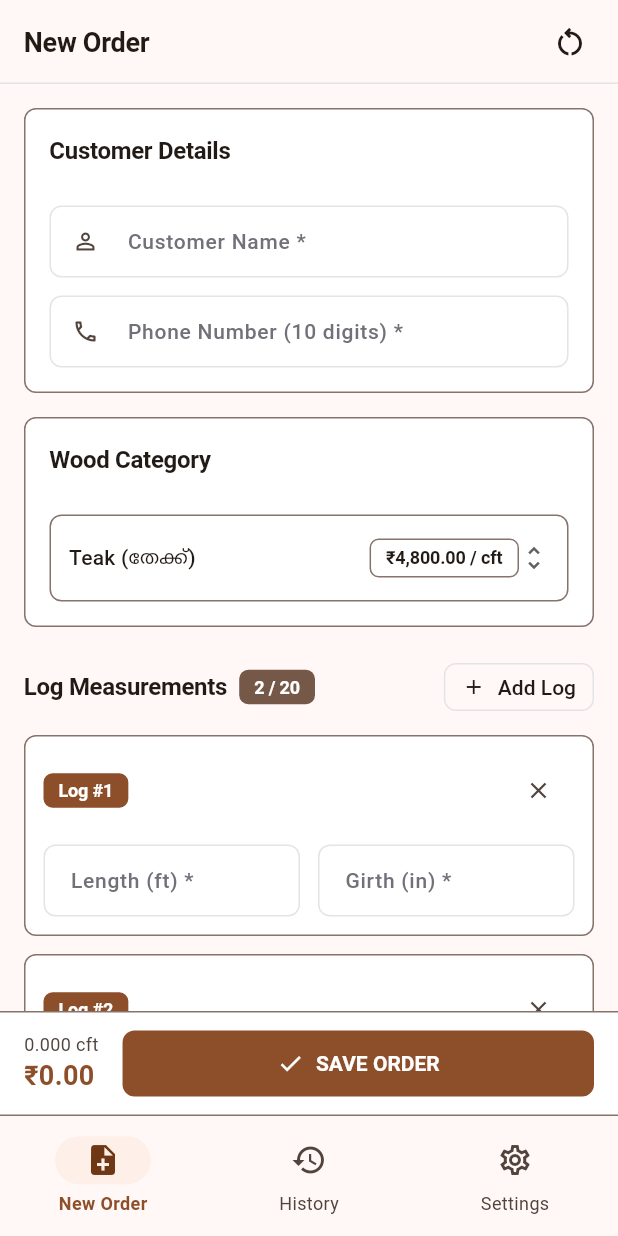
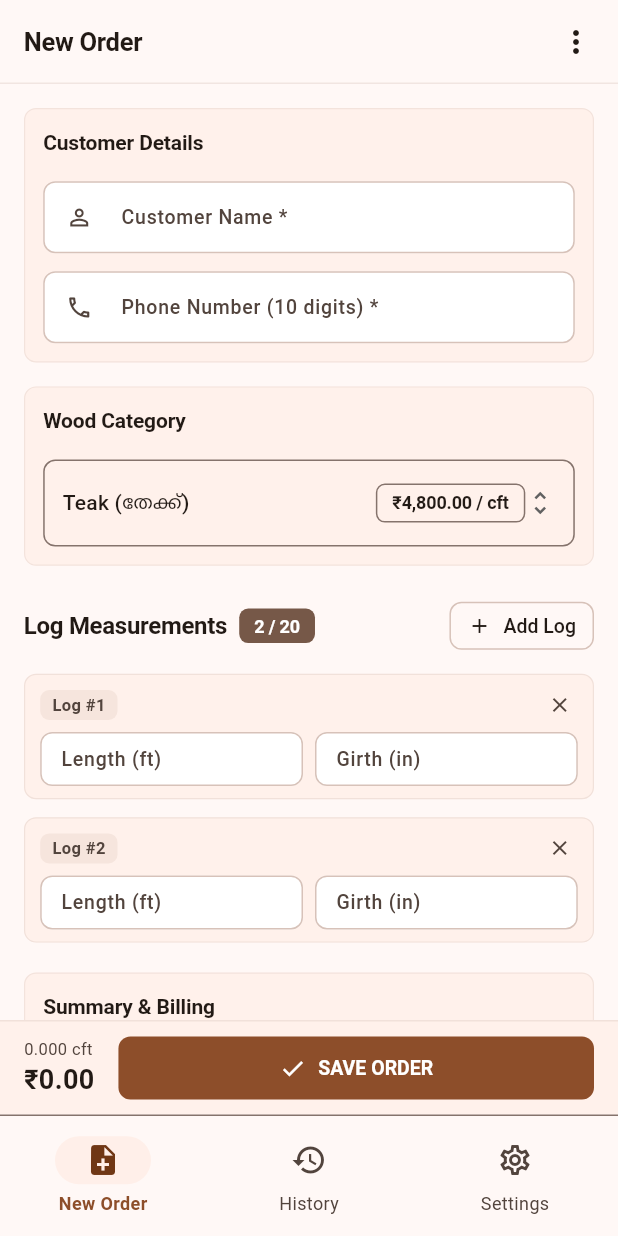
Before and after one commit to AzimAbdulla10/wooden-mill-app, a Flutter app: the screen it shows after launch, after a tap on "Add Log", on a phone screen of 412 x 824 dp. Run offline on Flutter 3.47's test engine with Material 3 defaults, Android fonts, the phone set to English and light mode, and no system bars; our stand-ins replace go_router, pdf, printing, shared_preferences, sqflite; accounts and stored records are empty.

Commit message:
refactor(ui): refine M3 visual hierarchy, compact log measurement rows, reduce nested outlines and primary accent overuse

```diff
--- a/lib/core/constants/app_constants.dart
+++ b/lib/core/constants/app_constants.dart
@@ -1,9 +1,9 @@
 class AppConstants {
   AppConstants._();
 
-  static const String appVersionName = '1.0.5';
-  static const String appBuildNumber = '6';
-  static const String appVersionDisplay = 'v1.0.5 (Build 6)';
+  static const String appVersionName = '1.0.6';
+  static const String appBuildNumber = '7';
+  static const String appVersionDisplay = 'v1.0.6 (Build 7)';
 
   // Wood Types config
   static const String teakName = 'Teak';
--- a/lib/core/theme/app_theme.dart
+++ b/lib/core/theme/app_theme.dart
@@ -7,9 +7,10 @@ class AppTheme {
 
   static ThemeData buildTheme(AppColorTheme colorTheme, {required bool isDark}) {
     final colorScheme = isDark ? colorTheme.darkScheme : colorTheme.lightScheme;
-    final cardColor = isDark ? const Color(0xFF18181B) : const Color(0xFFFFFFFF);
-    final borderColor = isDark ? const Color(0xFF27272A) : const Color(0xFFE4E4E7);
-    final mutedFg = isDark ? const Color(0xFFA1A1AA) : const Color(0xFF71717A);
+    final cardColor = colorScheme.surfaceContainerLow;
+    final borderColor = colorScheme.outlineVariant.withValues(alpha: 0.35);
+    final inputBorderColor = colorScheme.outlineVariant;
+    final mutedFg = colorScheme.onSurfaceVariant;
 
     return ThemeData(
       useMaterial3: true,
@@ -29,7 +30,7 @@ class AppTheme {
         shape: Border(bottom: BorderSide(color: borderColor, width: 1)),
         titleTextStyle: TextStyle(
           color: colorScheme.onSurface,
-          fontSize: 18,
+          fontSize: 17,
           fontWeight: FontWeight.w600,
           letterSpacing: -0.2,
         ),
@@ -40,22 +41,22 @@ class AppTheme {
         margin: EdgeInsets.zero,
         shape: RoundedRectangleBorder(
           borderRadius: BorderRadius.circular(ShadTokens.radiusMd),
-          side: BorderSide(color: borderColor, width: 1),
+          side: BorderSide(color: borderColor, width: 0.8),
         ),
       ),
       inputDecorationTheme: InputDecorationTheme(
         filled: true,
-        fillColor: cardColor,
-        contentPadding: const EdgeInsets.symmetric(horizontal: 14, vertical: 12),
-        labelStyle: TextStyle(color: mutedFg, fontSize: 14, fontWeight: FontWeight.w500),
-        hintStyle: TextStyle(color: mutedFg.withValues(alpha: 0.7), fontSize: 14),
+        fillColor: colorScheme.surfaceContainerLowest,
+        contentPadding: const EdgeInsets.symmetric(horizontal: 12, vertical: 10),
+        labelStyle: TextStyle(color: mutedFg, fontSize: 13, fontWeight: FontWeight.w500),
+        hintStyle: TextStyle(color: mutedFg.withValues(alpha: 0.6), fontSize: 13),
         border: OutlineInputBorder(
           borderRadius: BorderRadius.circular(ShadTokens.radiusMd),
-          borderSide: BorderSide(color: borderColor, width: 1),
+          borderSide: BorderSide(color: inputBorderColor, width: 1),
         ),
         enabledBorder: OutlineInputBorder(
           borderRadius: BorderRadius.circular(ShadTokens.radiusMd),
-          borderSide: BorderSide(color: borderColor, width: 1),
+          borderSide: BorderSide(color: inputBorderColor, width: 1),
         ),
         focusedBorder: OutlineInputBorder(
           borderRadius: BorderRadius.circular(ShadTokens.radiusMd),
@@ -75,7 +76,7 @@ class AppTheme {
           elevation: 0,
           backgroundColor: colorScheme.primary,
           foregroundColor: colorScheme.onPrimary,
-          padding: const EdgeInsets.symmetric(horizontal: 16, vertical: 12),
+          padding: const EdgeInsets.symmetric(horizontal: 16, vertical: 11),
           shape: RoundedRectangleBorder(
             borderRadius: BorderRadius.circular(ShadTokens.radiusMd),
           ),
@@ -87,41 +88,41 @@ class AppTheme {
           elevation: 0,
           backgroundColor: Colors.transparent,
           foregroundColor: colorScheme.onSurface,
-          side: BorderSide(color: borderColor, width: 1),
-          padding: const EdgeInsets.symmetric(horizontal: 16, vertical: 12),
+          side: BorderSide(color: inputBorderColor, width: 1),
+          padding: const EdgeInsets.symmetric(horizontal: 14, vertical: 10),
           shape: RoundedRectangleBorder(
             borderRadius: BorderRadius.circular(ShadTokens.radiusMd),
           ),
-          textStyle: const TextStyle(fontWeight: FontWeight.w500, fontSize: 14),
+          textStyle: const TextStyle(fontWeight: FontWeight.w500, fontSize: 13),
         ),
       ),
       textButtonTheme: TextButtonThemeData(
         style: TextButton.styleFrom(
           foregroundColor: colorScheme.primary,
-          padding: const EdgeInsets.symmetric(horizontal: 12, vertical: 8),
+          padding: const EdgeInsets.symmetric(horizontal: 10, vertical: 6),
           shape: RoundedRectangleBorder(
             borderRadius: BorderRadius.circular(ShadTokens.radiusSm),
           ),
-          textStyle: const TextStyle(fontWeight: FontWeight.w500, fontSize: 14),
+          textStyle: const TextStyle(fontWeight: FontWeight.w500, fontSize: 13),
         ),
       ),
       dialogTheme: DialogThemeData(
         elevation: 0,
-        backgroundColor: cardColor,
+        backgroundColor: colorScheme.surfaceContainerHigh,
         shape: RoundedRectangleBorder(
           borderRadius: BorderRadius.circular(ShadTokens.radiusLg),
-          side: BorderSide(color: borderColor, width: 1),
+          side: BorderSide(color: borderColor, width: 0.8),
         ),
       ),
       chipTheme: ChipThemeData(
         elevation: 0,
-        backgroundColor: colorScheme.surface,
+        backgroundColor: colorScheme.surfaceContainerHigh,
         selectedColor: colorScheme.primaryContainer,
         secondarySelectedColor: colorScheme.primaryContainer,
         padding: const EdgeInsets.symmetric(horizontal: 8, vertical: 4),
         labelStyle: TextStyle(fontSize: 12, color: colorScheme.onSurface),
         secondaryLabelStyle: TextStyle(fontSize: 12, color: colorScheme.onPrimaryContainer),
-        side: BorderSide(color: borderColor),
+        side: BorderSide.none,
         shape: RoundedRectangleBorder(
           borderRadius: BorderRadius.circular(ShadTokens.radiusSm),
         ),
@@ -154,7 +155,7 @@ class AppTheme {
       ),
       snackBarTheme: SnackBarThemeData(
         elevation: 0,
-        backgroundColor: isDark ? colorScheme.surfaceContainerHigh : colorScheme.onSurface,
+        backgroundColor: isDark ? colorScheme.surfaceContainerHighest : colorScheme.onSurface,
         contentTextStyle: TextStyle(color: isDark ? colorScheme.onSurface : colorScheme.surface),
         behavior: SnackBarBehavior.floating,
         shape: RoundedRectangleBorder(
--- a/lib/screens/history/history_screen.dart
+++ b/lib/screens/history/history_screen.dart
@@ -360,9 +360,9 @@ class _HistoryScreenState extends State<HistoryScreen> {
                       Text(
                         VolumeCalculator.formatCurrency(order.finalPrice),
                         style: TextStyle(
-                          fontWeight: FontWeight.bold,
+                          fontWeight: FontWeight.w600,
                           fontSize: 15,
-                          color: theme.colorScheme.primary,
+                          color: theme.colorScheme.onSurface,
                         ),
                       ),
                     ],
--- a/lib/screens/home/home_screen.dart
+++ b/lib/screens/home/home_screen.dart
@@ -128,6 +128,34 @@ class _HomeScreenState extends State<HomeScreen> {
     }
   }
 
+  void _handleClearOrderConfirmation() async {
+    final confirm = await showDialog<bool>(
+      context: context,
+      builder: (context) => AlertDialog(
+        title: const Text('Clear Order Data?'),
+        content: const Text('Are you sure you want to clear all entered customer details and log measurements?'),
+        actions: [
+          TextButton(
+            onPressed: () => Navigator.of(context).pop(false),
+            child: const Text('Cancel'),
+          ),
+          ElevatedButton(
+            onPressed: () => Navigator.of(context).pop(true),
+            style: ElevatedButton.styleFrom(
+              backgroundColor: Theme.of(context).colorScheme.error,
+              foregroundColor: Theme.of(context).colorScheme.onError,
+            ),
+            child: const Text('Clear Order'),
+          ),
+        ],
+      ),
+    );
+
+    if (confirm == true) {
+      _controller.clearForm();
+    }
+  }
+
   @override
   Widget build(BuildContext context) {
     final theme = Theme.of(context);
@@ -136,12 +164,28 @@ class _HomeScreenState extends State<HomeScreen> {
       appBar: AppBar(
         title: const Text('New Order'),
         actions: [
-          IconButton(
-            icon: const Icon(Icons.restart_alt_outlined),
-            tooltip: 'Clear Form',
-            onPressed: _controller.clearForm,
+          PopupMenuButton<String>(
+            tooltip: 'Order Options',
+            icon: const Icon(Icons.more_vert),
+            onSelected: (val) {
+              if (val == 'clear') {
+                _handleClearOrderConfirmation();
+              }
+            },
+            itemBuilder: (context) => [
+              PopupMenuItem(
+                value: 'clear',
+                child: Row(
+                  children: [
+                    Icon(Icons.delete_sweep_outlined, size: 18, color: Theme.of(context).colorScheme.error),
+                    const SizedBox(width: 8),
+                    Text('Clear Order', style: TextStyle(color: Theme.of(context).colorScheme.error, fontSize: 13)),
+                  ],
+                ),
+              ),
+            ],
           ),
-          const SizedBox(width: 8),
+          const SizedBox(width: 4),
         ],
       ),
       body: ListenableBuilder(
@@ -347,53 +391,99 @@ class _HomeScreenState extends State<HomeScreen> {
     final log = _controller.logs[index];
     final showRemove = _controller.logs.length > AppConstants.minLogs;
 
-    return ShadCard(
-      padding: const EdgeInsets.all(ShadTokens.spaceMd),
+    return Container(
+      padding: const EdgeInsets.symmetric(horizontal: 10, vertical: 8),
+      decoration: BoxDecoration(
+        color: theme.colorScheme.surfaceContainerLow,
+        borderRadius: BorderRadius.circular(ShadTokens.radiusMd),
+        border: Border.all(
+          color: theme.colorScheme.outlineVariant.withValues(alpha: 0.35),
+          width: 0.8,
+        ),
+      ),
       child: Column(
         crossAxisAlignment: CrossAxisAlignment.start,
         children: [
           Row(
             children: [
-              ShadBadge(
-                label: 'Log #${index + 1}',
-                variant: ShadBadgeVariant.defaultVariant,
+              Container(
+                padding: const EdgeInsets.symmetric(horizontal: 8, vertical: 2),
+                decoration: BoxDecoration(
+                  color: theme.colorScheme.surfaceContainerHigh,
+                  borderRadius: BorderRadius.circular(ShadTokens.radiusSm),
+                ),
+                child: Text(
+                  'Log #${index + 1}',
+                  style: TextStyle(
+                    fontSize: 11,
+                    fontWeight: FontWeight.w600,
+                    color: theme.colorScheme.onSurfaceVariant,
+                  ),
+                ),
               ),
-              const Spacer(),
+              const SizedBox(width: 8),
+              if (log.volume > 0) ...[
+                Text(
+                  '${VolumeCalculator.formatVolume(log.volume)} cft',
+                  style: TextStyle(
+                    fontSize: 12,
+                    fontWeight: FontWeight.w600,
+                    color: theme.colorScheme.onSurfaceVariant,
+                  ),
+                ),
+                const Spacer(),
+                Text(
+                  VolumeCalculator.formatCurrency(log.price),
+                  style: TextStyle(
+                    fontSize: 12,
+                    fontWeight: FontWeight.w600,
+                    color: theme.colorScheme.onSurface,
+                  ),
+                ),
+                const SizedBox(width: 8),
+              ] else
+                const Spacer(),
               if (showRemove)
-                IconButton(
-                  icon: Icon(Icons.close, size: 18, color: theme.colorScheme.onSurfaceVariant),
-                  onPressed: () => _removeLogWithConfirmation(index),
-                  tooltip: 'Remove Log',
-                  constraints: const BoxConstraints(),
-                  padding: EdgeInsets.zero,
-                  splashRadius: 18,
+                InkWell(
+                  onTap: () => _removeLogWithConfirmation(index),
+                  borderRadius: BorderRadius.circular(12),
+                  child: Padding(
+                    padding: const EdgeInsets.all(4.0),
+                    child: Icon(Icons.close, size: 16, color: theme.colorScheme.onSurfaceVariant),
+                  ),
                 ),
             ],
           ),
-          const SizedBox(height: ShadTokens.spaceMd),
+          const SizedBox(height: 6),
           Row(
             crossAxisAlignment: CrossAxisAlignment.start,
             children: [
               Expanded(
                 child: TextField(
                   controller: log.lengthController,
+                  style: const TextStyle(fontSize: 13),
                   decoration: InputDecoration(
-                    labelText: 'Length (ft) *',
-                    hintText: 'e.g. 10.5',
+                    labelText: 'Length (ft)',
+                    hintText: '10.5',
                     errorText: log.lengthError,
+                    contentPadding: const EdgeInsets.symmetric(horizontal: 10, vertical: 8),
+                    isDense: true,
                   ),
                   keyboardType: const TextInputType.numberWithOptions(decimal: true),
                   inputFormatters: [FilteringTextInputFormatter.allow(RegExp(r'^\d*\.?\d*'))],
                 ),
               ),
-              const SizedBox(width: ShadTokens.spaceMd),
+              const SizedBox(width: 8),
               Expanded(
                 child: TextField(
                   controller: log.girthController,
+                  style: const TextStyle(fontSize: 13),
                   decoration: InputDecoration(
-                    labelText: 'Girth (in) *',
-                    hintText: 'e.g. 8.0',
+                    labelText: 'Girth (in)',
+                    hintText: '8.0',
                     errorText: log.girthError,
+                    contentPadding: const EdgeInsets.symmetric(horizontal: 10, vertical: 8),
+                    isDense: true,
                   ),
                   keyboardType: const TextInputType.numberWithOptions(decimal: true),
                   inputFormatters: [FilteringTextInputFormatter.allow(RegExp(r'^\d*\.?\d*'))],
@@ -401,46 +491,6 @@ class _HomeScreenState extends State<HomeScreen> {
               ),
             ],
           ),
-          if (log.volume > 0) ...[
-            const SizedBox(height: ShadTokens.spaceMd),
-            Container(
-              padding: const EdgeInsets.symmetric(horizontal: 12, vertical: 8),
-              decoration: BoxDecoration(
-                color: theme.colorScheme.surfaceContainerHighest.withValues(alpha: 0.5),
-                borderRadius: BorderRadius.circular(ShadTokens.radiusSm),
-                border: Border.all(color: theme.colorScheme.outline, width: 1),
-              ),
-              child: Row(
-                mainAxisAlignment: MainAxisAlignment.spaceBetween,
-                children: [
-                  Flexible(
-                    child: Text(
-                      'Volume: ${VolumeCalculator.formatVolume(log.volume)} cft',
-                      style: TextStyle(
-                        fontSize: 13,
-                        fontWeight: FontWeight.w600,
-                        color: theme.colorScheme.onSurfaceVariant,
-                      ),
-                      overflow: TextOverflow.ellipsis,
-                    ),
-                  ),
-                  const SizedBox(width: 8),
-                  Flexible(
-                    child: Text(
-                      VolumeCalculator.formatCurrency(log.price),
-                      style: TextStyle(
-                        fontSize: 13,
-                        fontWeight: FontWeight.bold,
-                        color: theme.colorScheme.onSurface,
-                      ),
-                      overflow: TextOverflow.ellipsis,
-                      textAlign: TextAlign.end,
-                    ),
-                  ),
-                ],
-              ),
-            ),
-          ],
         ],
       ),
     );
@@ -513,10 +563,10 @@ class _HomeScreenState extends State<HomeScreen> {
 
   Widget _buildStickyPhoneSummaryBar(ThemeData theme) {
     return Container(
-      padding: const EdgeInsets.symmetric(horizontal: ShadTokens.spaceLg, vertical: ShadTokens.spaceMd),
+      padding: const EdgeInsets.symmetric(horizontal: 16, vertical: 10),
       decoration: BoxDecoration(
-        color: theme.cardTheme.color,
-        border: Border(top: BorderSide(color: theme.colorScheme.outline, width: 1)),
+        color: theme.colorScheme.surfaceContainerLow,
+        border: Border(top: BorderSide(color: theme.colorScheme.outlineVariant.withValues(alpha: 0.35), width: 1)),
       ),
       child: Row(
         children: [
@@ -526,30 +576,30 @@ class _HomeScreenState extends State<HomeScreen> {
             children: [
               Text(
                 '${VolumeCalculator.formatVolume(_controller.totalVolume)} cft',
-                style: TextStyle(fontSize: 12, color: theme.colorScheme.onSurfaceVariant),
+                style: TextStyle(fontSize: 11, color: theme.colorScheme.onSurfaceVariant),
               ),
               Text(
                 VolumeCalculator.formatCurrency(_controller.finalPrice),
-                style: TextStyle(fontSize: 18, fontWeight: FontWeight.bold, color: theme.colorScheme.primary),
+                style: TextStyle(fontSize: 18, fontWeight: FontWeight.bold, color: theme.colorScheme.onSurface),
               ),
             ],
           ),
           const SizedBox(width: 16),
           Expanded(
             child: SizedBox(
-              height: 44,
+              height: 42,
               child: ElevatedButton.icon(
                 onPressed: _controller.isSaving ? null : _submitForm,
                 icon: _controller.isSaving
                     ? const SizedBox(
-                        width: 18,
-                        height: 18,
+                        width: 16,
+                        height: 16,
                         child: CircularProgressIndicator(color: Colors.white, strokeWidth: 2),
                       )
                     : const Icon(Icons.check, size: 18),
                 label: Text(
                   _controller.isSaving ? 'SAVING...' : 'SAVE ORDER',
-                  style: const TextStyle(fontWeight: FontWeight.w600),
+                  style: const TextStyle(fontWeight: FontWeight.w600, fontSize: 13),
                 ),
               ),
             ),
@@ -561,26 +611,26 @@ class _HomeScreenState extends State<HomeScreen> {
 
   Widget _buildSubmitBar(ThemeData theme) {
     return Container(
-      padding: const EdgeInsets.all(ShadTokens.spaceLg),
+      padding: const EdgeInsets.symmetric(horizontal: 16, vertical: 12),
       decoration: BoxDecoration(
-        color: theme.cardTheme.color,
-        border: Border(top: BorderSide(color: theme.colorScheme.outline, width: 1)),
+        color: theme.colorScheme.surfaceContainerLow,
+        border: Border(top: BorderSide(color: theme.colorScheme.outlineVariant.withValues(alpha: 0.35), width: 1)),
       ),
       child: SizedBox(
         width: double.infinity,
-        height: 48,
+        height: 44,
         child: ElevatedButton.icon(
           onPressed: _controller.isSaving ? null : _submitForm,
           icon: _controller.isSaving
               ? const SizedBox(
-                  width: 18,
-                  height: 18,
+                  width: 16,
+                  height: 16,
                   child: CircularProgressIndicator(color: Colors.white, strokeWidth: 2),
                 )
               : const Icon(Icons.check, size: 18),
           label: Text(
-            _controller.isSaving ? 'SAVING ORDER...' : 'SAVE & CONFIRM ORDER',
-            style: const TextStyle(fontWeight: FontWeight.w600, letterSpacing: 0.5),
+            _controller.isSaving ? 'SAVING ORDER...' : 'SAVE ORDER',
+            style: const TextStyle(fontWeight: FontWeight.w600, fontSize: 14),
           ),
         ),
       ),
--- a/lib/widgets/shad_card.dart
+++ b/lib/widgets/shad_card.dart
@@ -17,20 +17,22 @@ class ShadCard extends StatelessWidget {
     this.action,
     required this.child,
     this.footer,
-    this.padding = const EdgeInsets.all(ShadTokens.spaceLg),
+    this.padding = const EdgeInsets.all(12.0),
     this.backgroundColor,
   });
 
   @override
   Widget build(BuildContext context) {
     final theme = Theme.of(context);
-    final borderColor = theme.colorScheme.outline;
+    final borderColor = theme.colorScheme.outlineVariant.withValues(alpha: 0.3);
+
+    final edgePadding = padding is EdgeInsets ? (padding as EdgeInsets) : const EdgeInsets.all(12.0);
 
     return Container(
       decoration: BoxDecoration(
-        color: backgroundColor ?? theme.cardTheme.color,
+        color: backgroundColor ?? theme.colorScheme.surfaceContainerLow,
         borderRadius: BorderRadius.circular(ShadTokens.radiusMd),
-        border: Border.all(color: borderColor, width: 1),
+        border: Border.all(color: borderColor, width: 0.8),
       ),
       child: Column(
         mainAxisSize: MainAxisSize.min,
@@ -39,13 +41,13 @@ class ShadCard extends StatelessWidget {
           if (title != null || description != null || action != null)
             Padding(
               padding: EdgeInsets.only(
-                left: (padding as EdgeInsets).left,
-                right: (padding as EdgeInsets).right,
-                top: (padding as EdgeInsets).top,
-                bottom: ShadTokens.spaceSm,
+                left: edgePadding.left,
+                right: edgePadding.right,
+                top: edgePadding.top,
+                bottom: 4.0,
               ),
               child: Row(
-                crossAxisAlignment: CrossAxisAlignment.start,
+                crossAxisAlignment: CrossAxisAlignment.center,
                 children: [
                   Expanded(
                     child: Column(
@@ -54,10 +56,11 @@ class ShadCard extends StatelessWidget {
                         if (title != null)
                           Text(
                             title!,
-                            style: theme.textTheme.titleMedium?.copyWith(
+                            style: TextStyle(
+                              color: theme.colorScheme.onSurface,
                               fontWeight: FontWeight.w600,
-                              fontSize: 16,
-                              letterSpacing: -0.2,
+                              fontSize: 14,
+                              letterSpacing: -0.1,
                             ),
                           ),
                         if (description != null) ...[
@@ -66,7 +69,7 @@ class ShadCard extends StatelessWidget {
                             description!,
                             style: TextStyle(
                               color: theme.colorScheme.onSurfaceVariant,
-                              fontSize: 13,
+                              fontSize: 12,
                             ),
                           ),
                         ],
@@ -85,8 +88,8 @@ class ShadCard extends StatelessWidget {
             Divider(color: borderColor, height: 1),
             Padding(
               padding: EdgeInsets.symmetric(
-                horizontal: (padding as EdgeInsets).left,
-                vertical: ShadTokens.spaceMd,
+                horizontal: edgePadding.left,
+                vertical: ShadTokens.spaceSm,
               ),
               child: footer!,
             ),
--- a/pubspec.yaml
+++ b/pubspec.yaml
@@ -16,7 +16,7 @@ publish_to: 'none' # Remove this line if you wish to publish to pub.dev
 # https://developer.apple.com/library/archive/documentation/General/Reference/InfoPlistKeyReference/Articles/CoreFoundationKeys.html
 # In Windows, build-name is used as the major, minor, and patch parts
 # of the product and file versions while build-number is used as the build suffix.
-version: 1.0.5+6
+version: 1.0.6+7
 
 environment:
   sdk: ^3.12.2
```
